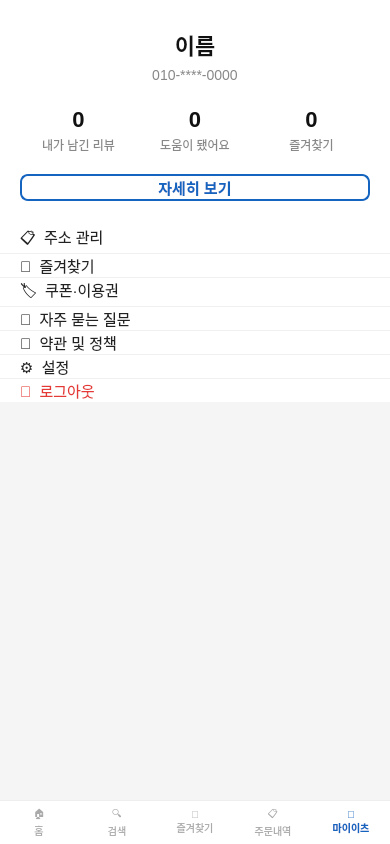
First picture: the form in clients/customer_qt/client/mypagewidget.ui, repository taehyunny/its_bedalyo, before the edit.
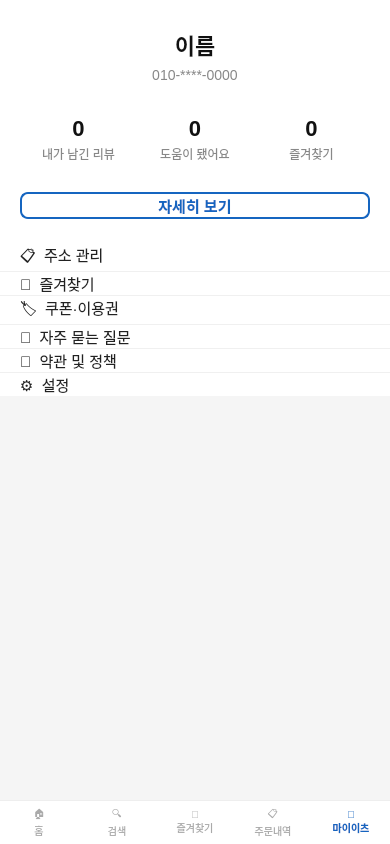
Second picture: the form after the edit.

What changed in the file:
```diff
--- a/clients/customer_qt/client/mypagewidget.ui
+++ b/clients/customer_qt/client/mypagewidget.ui
@@ -86,10 +86,6 @@
              <widget class="QWidget" name="statReview">
               <property name="styleSheet"><string notr="true">background:transparent;</string></property>
               <layout class="QVBoxLayout" name="statReviewLayout">
-               <property name="leftMargin"><number>0</number></property>
-               <property name="topMargin"><number>0</number></property>
-               <property name="rightMargin"><number>0</number></property>
-               <property name="bottomMargin"><number>0</number></property>
                <property name="spacing"><number>4</number></property>
                <item>
                 <widget class="QLabel" name="labelReviewCount">
@@ -114,10 +110,6 @@
              <widget class="QWidget" name="statHelp">
               <property name="styleSheet"><string notr="true">background:transparent;</string></property>
               <layout class="QVBoxLayout" name="statHelpLayout">
-               <property name="leftMargin"><number>0</number></property>
-               <property name="topMargin"><number>0</number></property>
-               <property name="rightMargin"><number>0</number></property>
-               <property name="bottomMargin"><number>0</number></property>
                <property name="spacing"><number>4</number></property>
                <item>
                 <widget class="QLabel" name="labelHelpCount">
@@ -142,10 +134,6 @@
              <widget class="QWidget" name="statFavorite">
               <property name="styleSheet"><string notr="true">background:transparent;</string></property>
               <layout class="QVBoxLayout" name="statFavoriteLayout">
-               <property name="leftMargin"><number>0</number></property>
-               <property name="topMargin"><number>0</number></property>
-               <property name="rightMargin"><number>0</number></property>
-               <property name="bottomMargin"><number>0</number></property>
                <property name="spacing"><number>4</number></property>
                <item>
                 <widget class="QLabel" name="labelFavoriteCount">
@@ -296,26 +284,7 @@
             <property name="text"><string>⚙️  설정</string></property>
             <property name="minimumHeight"><number>56</number></property>
             <property name="styleSheet">
-             <string notr="true">
-              QPushButton { background:#ffffff; border:none; border-bottom:1px solid #f0f0f0; font-size:15px; color:#222222; text-align:left; padding-left:20px; }
-              QPushButton:hover { background:#f9f9f9; }
-              QPushButton:pressed { background:#f0f0f0; }
-             </string>
-            </property>
-           </widget>
-          </item>
-
-          <!-- 로그아웃 -->
-          <item>
-           <widget class="QPushButton" name="btnLogout">
-            <property name="text"><string>🚪  로그아웃</string></property>
-            <property name="minimumHeight"><number>56</number></property>
-            <property name="styleSheet">
-             <string notr="true">
-              QPushButton { background:#ffffff; border:none; font-size:15px; color:#e53935; text-align:left; padding-left:20px; }
-              QPushButton:hover { background:#fff5f5; }
-              QPushButton:pressed { background:#ffebee; }
-             </string>
+             <string notr="true">QPushButton{background:#ffffff;border:none;font-size:15px;color:#222222;text-align:left;padding-left:20px;}QPushButton:hover{background:#f9f9f9;}QPushButton:pressed{background:#f0f0f0;}</string>
             </property>
            </widget>
           </item>
```
Left out of the diff: 52 changed lines with no effect on the pictures.
